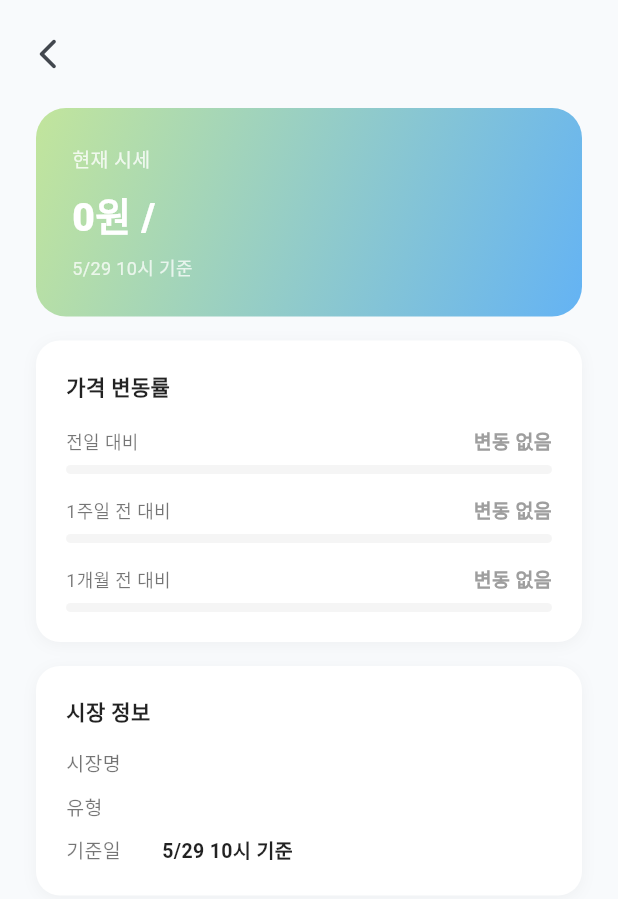
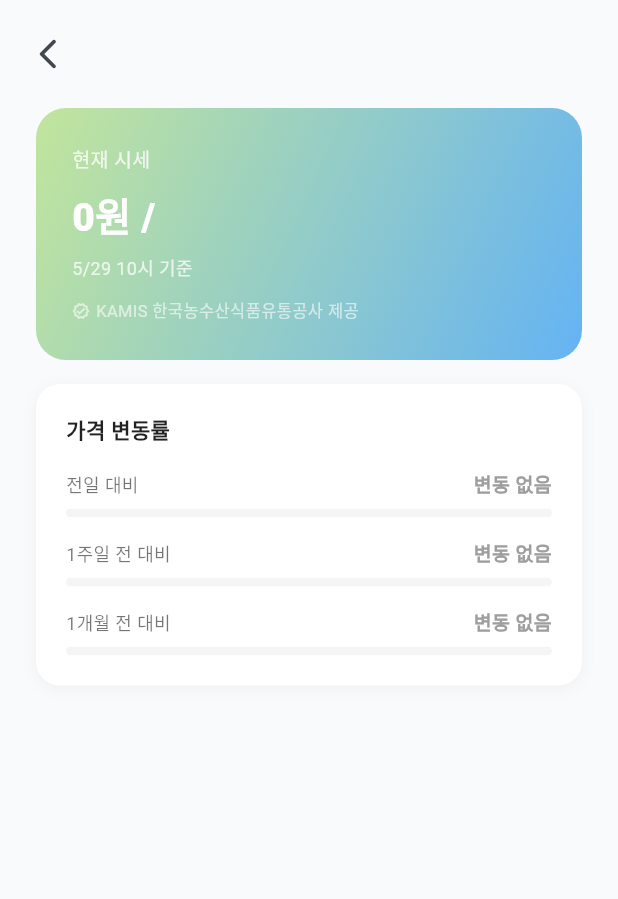
Before and after one commit to NUTRIAgent/knu-sw-cap-2026-1, a Flutter app: the MarketPriceDetailScreen screen opened directly with empty values, on a phone screen of 412 x 824 dp. Shown: the top 899 px of the screen. Run offline on Flutter 3.47's test engine with Material 3 defaults, Android fonts, the phone set to English and light mode, and no system bars; our stand-ins replace geocoding, geolocator, shared_preferences; accounts and stored records are empty.

Commit message:
refactor: 시세 탭을 가격 조회에서 가격 동향 중심으로 개편
- 헤더 타이틀 '오늘의 시세' → '식재료 가격 동향'
- 카드 등락률을 16px 굵은 컬러 텍스트로 시각적 강조 (기존 소형 배지 → 메인 요소)
- 카드에서 시장명 제거, KAMIS 원래 단위 가격은 작게 보조 표시
- 상세 화면 '시장 정보' 섹션 제거
- 상세 히어로 카드에 'KAMIS 한국농수산식품유통공사 제공' 출처 표기 추가

Co-Authored-By: Claude Sonnet 4.6 <noreply@anthropic.com>

```diff
--- a/flutter_app/lib/screens/market_price_detail_screen.dart
+++ b/flutter_app/lib/screens/market_price_detail_screen.dart
@@ -49,8 +49,6 @@ class _MarketPriceDetailScreenState extends State<MarketPriceDetailScreen> {
                     _buildPriceHeroCard(),
                     const SizedBox(height: 16),
                     _buildChangeRatesCard(),
-                    const SizedBox(height: 16),
-                    _buildMarketInfoCard(),
                   ],
                 ),
               ),
@@ -123,6 +121,21 @@ class _MarketPriceDetailScreenState extends State<MarketPriceDetailScreen> {
               fontSize: 12,
               color: Colors.white.withValues(alpha: 0.75),
             ),
+          ),
+          const SizedBox(height: 12),
+          Row(
+            children: [
+              Icon(Icons.verified_outlined,
+                  size: 12, color: Colors.white.withValues(alpha: 0.6)),
+              const SizedBox(width: 4),
+              Text(
+                'KAMIS 한국농수산식품유통공사 제공',
+                style: TextStyle(
+                  fontSize: 11,
+                  color: Colors.white.withValues(alpha: 0.6),
+                ),
+              ),
+            ],
           ),
         ],
       ),
@@ -204,62 +217,4 @@ class _MarketPriceDetailScreenState extends State<MarketPriceDetailScreen> {
     );
   }
 
-  Widget _buildMarketInfoCard() {
-    final p = widget.price;
-    if (p.marketName == null && p.marketType == null) return const SizedBox.shrink();
-
-    return Container(
-      padding: const EdgeInsets.all(20),
-      decoration: BoxDecoration(
-        color: Colors.white,
-        borderRadius: BorderRadius.circular(16),
-        boxShadow: [
-          BoxShadow(
-            color: Colors.black.withValues(alpha: 0.04),
-            blurRadius: 8,
-            offset: const Offset(0, 2),
-          ),
-        ],
-      ),
-      child: Column(
-        crossAxisAlignment: CrossAxisAlignment.start,
-        children: [
-          const Text(
-            '시장 정보',
-            style: TextStyle(fontSize: 14, fontWeight: FontWeight.w700, color: Colors.black87),
-          ),
-          const SizedBox(height: 14),
-          if (p.marketName != null) _buildInfoRow('시장명', p.marketName!),
-          if (p.marketType != null) ...[
-            const SizedBox(height: 10),
-            _buildInfoRow('유형', p.marketType!),
-          ],
-          const SizedBox(height: 10),
-          _buildInfoRow('기준일', p.displayDate),
-        ],
-      ),
-    );
-  }
-
-  Widget _buildInfoRow(String label, String value) {
-    return Row(
-      crossAxisAlignment: CrossAxisAlignment.start,
-      children: [
-        SizedBox(
-          width: 64,
-          child: Text(label, style: const TextStyle(fontSize: 13, color: Colors.black54)),
-        ),
-        Expanded(
-          child: Text(
-            value,
-            style: const TextStyle(
-              fontSize: 13,
-              fontWeight: FontWeight.w600,
-              color: Colors.black87,
-            ),
-          ),
-        ),
-      ],
-    );
-  }
 }
```
Also changed, not shown: flutter_app/lib/screens/market_price_screen.dart (+22 -38 lines).
